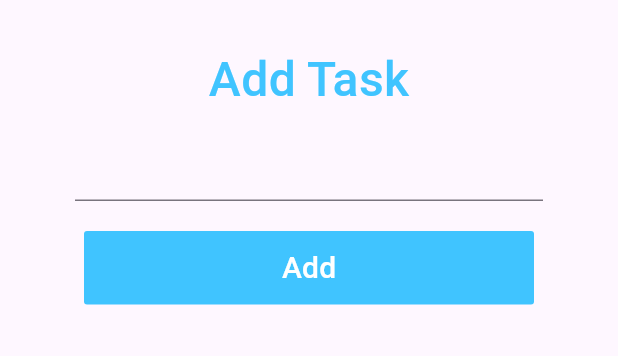
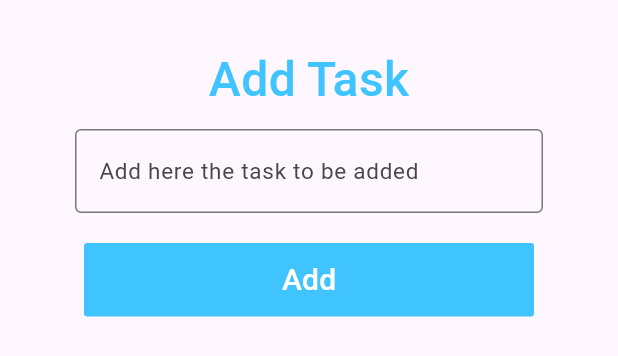
Before and after one commit to Zedestar/flutter_todo_app, a Flutter app: the BottomTaskAdd widget shown alone on an empty page, opened directly, on a phone screen of 412 x 824 dp. Shown: the top 356 px of the screen. Run offline on Flutter 3.47's test engine with Material 3 defaults, Android fonts, the phone set to English and light mode, and no system bars.

Commit message:
Dealing with the layout od todo app towards statemanagements

```diff
--- a/lib/components/add_task_widget.dart
+++ b/lib/components/add_task_widget.dart
@@ -23,7 +23,15 @@ class BottomTaskAdd extends StatelessWidget {
           SizedBox(
             height: 10.0,
           ),
-          TextField(),
+          TextField(
+            decoration: InputDecoration(
+              hintText: "Add here the task to be added",
+              hintStyle: TextStyle(
+                fontSize: 15,
+              ),
+              border: OutlineInputBorder(),
+            ),
+          ),
           SizedBox(
             height: 20.0,
           ),
```
